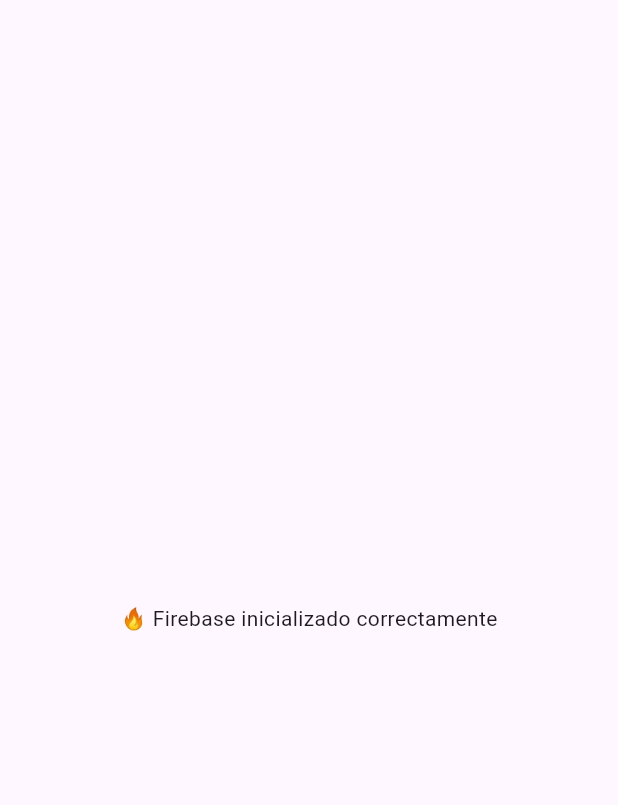
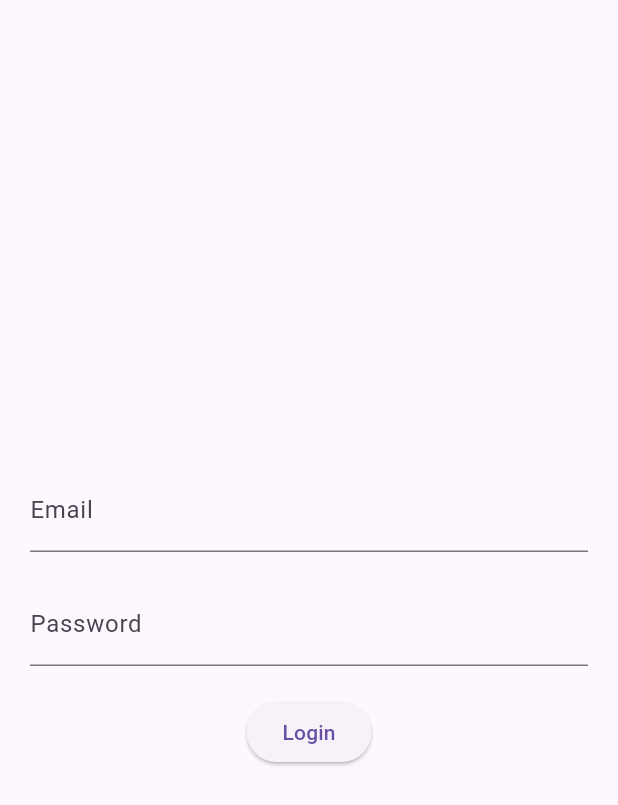
Before and after one commit to jadrdev/gasolineras_can, a Flutter app: the screen it shows after launch, on a phone screen of 412 x 824 dp. Shown: the top 805 px of the screen. Run offline on Flutter 3.47's test engine with Material 3 defaults, Android fonts, the phone set to English and light mode, and no system bars; our stand-ins replace bloc, equatable, firebase_auth, firebase_core, flutter_bloc, go_router; accounts and stored records are empty.

Commit message:
Implementación del sistema de autenticación con Bloc y Firebase; se agregan pantallas de inicio de sesión y de inicio, y se configura el enrutamiento.

```diff
--- a/lib/app/router.dart
+++ b/lib/app/router.dart
@@ -0,0 +1,45 @@
+import 'package:flutter/material.dart';
+import 'package:flutter_bloc/flutter_bloc.dart';
+import 'package:gasolineras_can/features/auth/auth_bloc.dart';
+import 'package:gasolineras_can/features/auth/presentacion.dart';
+import 'package:gasolineras_can/features/gasolineras/presentacion.dart';
+import 'package:go_router/go_router.dart';
+import 'dart:async';
+import 'package:flutter/foundation.dart';
+
+/// A ChangeNotifier that listens to a Stream and notifies listeners when the stream emits a value.
+class GoRouterRefreshStream extends ChangeNotifier {
+  GoRouterRefreshStream(Stream<dynamic> stream) {
+    _subscription = stream.asBroadcastStream().listen((_) {
+      notifyListeners();
+    });
+  }
+
+  late final StreamSubscription<dynamic> _subscription;
+
+  @override
+  void dispose() {
+    _subscription.cancel();
+    super.dispose();
+  }
+}
+
+
+GoRouter createRouter(AuthBloc authBloc) {
+  return GoRouter(
+    initialLocation: '/login',
+    refreshListenable: GoRouterRefreshStream(authBloc.stream),
+    redirect: (context, state) {
+      final loggedIn = authBloc.state is Authenticated;
+      final loggingIn = state.uri.toString() == '/login';
+
+      if (!loggedIn && !loggingIn) return '/login';
+      if (loggedIn && loggingIn) return '/home';
+      return null;
+    },
+    routes: [
+      GoRoute(path: '/login', builder: (context, state) => const LoginScreen()),
+      GoRoute(path: '/home', builder: (context, state) => const HomeScreen()),
+    ],
+  );
+}
--- /dev/null
+++ b/lib/features/auth/auth_bloc.dart
@@ -0,0 +1,46 @@
+// ignore: depend_on_referenced_packages
+import 'package:bloc/bloc.dart';
+import 'package:equatable/equatable.dart';
+import 'package:firebase_auth/firebase_auth.dart';
+
+
+part 'auth_event.dart';
+part 'auth_state.dart';
+
+class AuthBloc extends Bloc<AuthEvent, AuthState> {
+  final FirebaseAuth _firebaseAuth;
+
+  AuthBloc({FirebaseAuth? firebaseAuth})
+    : _firebaseAuth = firebaseAuth ?? FirebaseAuth.instance,
+      super(AuthInitial()) {
+    // Detectar cambios de usuario
+    _firebaseAuth.authStateChanges().listen((user) {
+      if (user != null) {
+        add(AuthLoggedIn());
+      } else {
+        add(AuthLoggedOut());
+      }
+    });
+
+    on<AuthLoggedIn>((event, emit) => emit(Authenticated()));
+    on<AuthLoggedOut>((event, emit) => emit(Unauthenticated()));
+  }
+
+  // Método para login
+  Future<void> login({required String email, required String password}) async {
+    try {
+      await _firebaseAuth.signInWithEmailAndPassword(
+        email: email,
+        password: password,
+      );
+    } catch (e) {
+      // Aquí podrías emitir un estado de error o usar Formz para validación
+      print("Error login: $e");
+    }
+  }
+
+  // Método para logout
+  Future<void> logout() async {
+    await _firebaseAuth.signOut();
+  }
+}
--- /dev/null
+++ b/lib/features/auth/auth_event.dart
@@ -0,0 +1,11 @@
+part of 'auth_bloc.dart';
+
+abstract class AuthEvent extends Equatable {
+  const AuthEvent();
+  @override
+  List<Object?> get props => [];
+}
+
+class AuthLoggedIn extends AuthEvent {}
+
+class AuthLoggedOut extends AuthEvent {}
--- /dev/null
+++ b/lib/features/auth/auth_state.dart
@@ -0,0 +1,13 @@
+part of 'auth_bloc.dart';
+
+abstract class AuthState extends Equatable {
+  const AuthState();
+  @override
+  List<Object?> get props => [];
+}
+
+class AuthInitial extends AuthState {}
+
+class Authenticated extends AuthState {}
+
+class Unauthenticated extends AuthState {}
--- /dev/null
+++ b/lib/features/auth/presentacion.dart
@@ -0,0 +1,46 @@
+import 'package:flutter/material.dart';
+import 'package:flutter_bloc/flutter_bloc.dart';
+import 'auth_bloc.dart';
+
+class LoginScreen extends StatelessWidget {
+  const LoginScreen({super.key});
+
+  @override
+  Widget build(BuildContext context) {
+    final emailController = TextEditingController();
+    final passwordController = TextEditingController();
+    return Scaffold(
+      body: Padding(
+        padding: const EdgeInsets.all(20.0),
+        child: Column(
+          mainAxisAlignment: MainAxisAlignment.center,
+          children: [
+            TextField(
+              controller: emailController,
+              decoration: const InputDecoration(
+                labelText: 'Email',
+              ),
+            ),
+            const SizedBox(height: 20),
+            TextField(
+              controller: passwordController,
+              decoration: const InputDecoration(
+                labelText: 'Password',
+              ),
+              obscureText: true,
+            ),
+            const SizedBox(height: 20),
+            ElevatedButton(
+              child: const Text('Login'),
+              onPressed: () {
+                final email = emailController.text.trim();
+                final password = passwordController.text.trim();
+                context.read<AuthBloc>().login(email: email, password: password);
+              },
+            ),
+          ],
+        ),
+      ),
+    );
+  }
+}
--- a/lib/features/gasolineras/presentacion.dart
+++ b/lib/features/gasolineras/presentacion.dart
@@ -0,0 +1,12 @@
+import 'package:flutter/material.dart';
+
+class HomeScreen extends StatelessWidget {
+  const HomeScreen({super.key});
+
+  @override
+  Widget build(BuildContext context) {
+    return const Scaffold(
+      body: Center(child: Text("🏝 Bienvenido a Gasolineras Canarias")),
+    );
+  }
+}
--- a/lib/main.dart
+++ b/lib/main.dart
@@ -1,14 +1,15 @@
 import 'package:flutter/material.dart';
 import 'package:firebase_core/firebase_core.dart';
+import 'package:flutter_bloc/flutter_bloc.dart';
+import 'package:gasolineras_can/app/router.dart';
+import 'package:gasolineras_can/features/auth/auth_bloc.dart';
 import 'firebase_options.dart'; // Make sure this file exists and is generated by FlutterFire CLI
 
 Future<void> main() async {
   WidgetsFlutterBinding.ensureInitialized();
-  await Firebase.initializeApp(
-    options: DefaultFirebaseOptions.currentPlatform,
-  );
+  await Firebase.initializeApp(options: DefaultFirebaseOptions.currentPlatform);
 
-  runApp(const MyApp());
+  runApp(BlocProvider(create: (_) => AuthBloc(), child: const MyApp()));
 }
 
 class MyApp extends StatelessWidget {
@@ -17,23 +18,12 @@ class MyApp extends StatelessWidget {
   // This widget is the root of your application.
   @override
   Widget build(BuildContext context) {
-    return MaterialApp(
+    final authBloc = context.read<AuthBloc>();
+    return MaterialApp.router(
       debugShowCheckedModeBanner: false,
       title: 'Gasolineras de Canarias',
-      theme: ThemeData(
-        primarySwatch: Colors.blue
-      ),
-      home: const HomeScreen(),
+      theme: ThemeData(primarySwatch: Colors.blue),
+      routerConfig: createRouter(authBloc)
     );
   }
 }
-class HomeScreen extends StatelessWidget {
-  const HomeScreen({super.key});
-
-  @override
-  Widget build(BuildContext context) {
-    return const Scaffold(
-      body: Center(child: Text("🔥 Firebase inicializado correctamente")),
-    );
-  }
-}
```
Also changed, not shown: lib/features/auth/presentaciob.dart (deleted).
